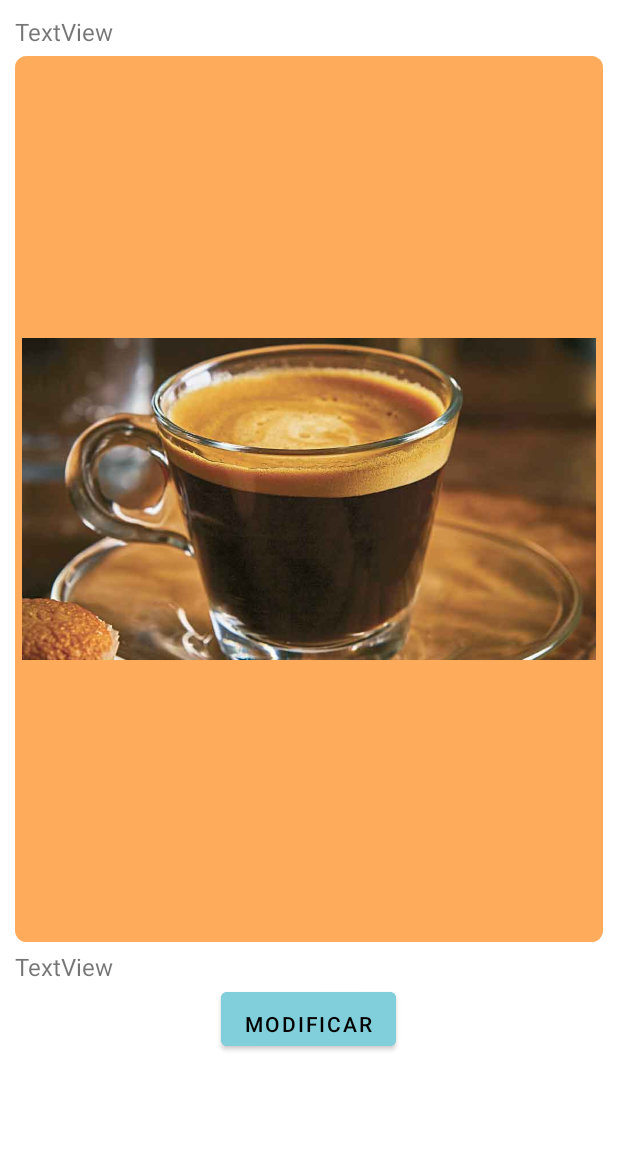
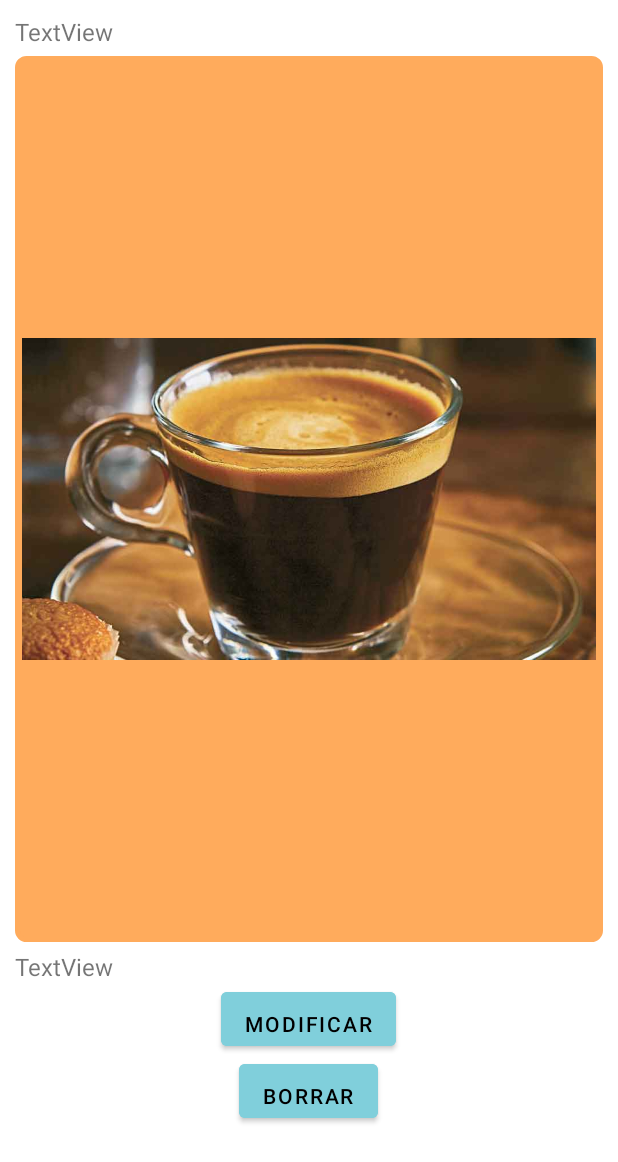
Before and after one commit to Rest-Anime/Shoku-app, an Android app: the layout activity_detail.xml on its own in the app's theme, with its tools: preview values and no code run, on a phone screen of 412 x 824 dp. Shown: the top 1162 px of the screen. Run offline under Robolectric (Android 15) with nearby library versions, the phone set to English and light mode, and no system bars.

Commit message:
Boton borrar, queda modificar y asegurarse de que actualice la lista.

```diff
--- a/app/src/main/res/layout/activity_detail.xml
+++ b/app/src/main/res/layout/activity_detail.xml
@@ -59,6 +59,17 @@
                 android:text="Modificar"
                 android:textColor="@color/black" />
 
+            <Button
+                android:id="@+id/btnDelete"
+                android:layout_width="wrap_content"
+                android:layout_height="wrap_content"
+                android:layout_gravity="center"
+                android:backgroundTint="@color/AzulPrincipal"
+                android:gravity="center"
+                android:paddingTop="10dp"
+                android:text="Borrar"
+                android:textColor="@color/black" />
+
         </LinearLayout>
     </ScrollView>
 
```
Also changed, not shown: app/src/main/java/com/example/appAnime/activities/DetailActivity.java (+41 -17 lines), app/src/main/java/com/example/appAnime/activities/MainActivity.java (+2 -11 lines).
